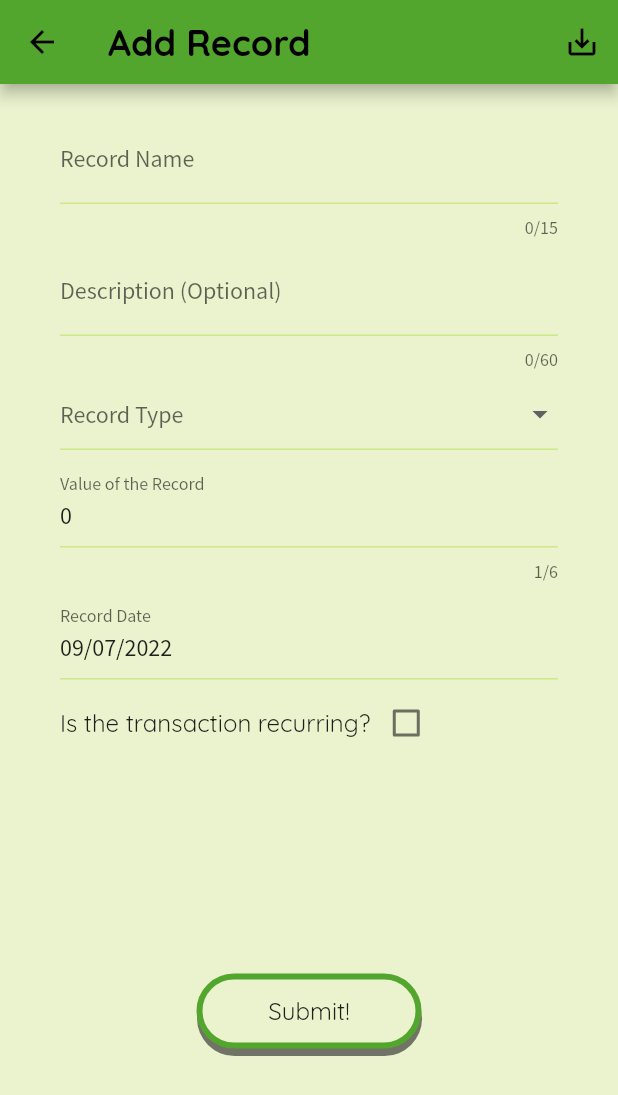
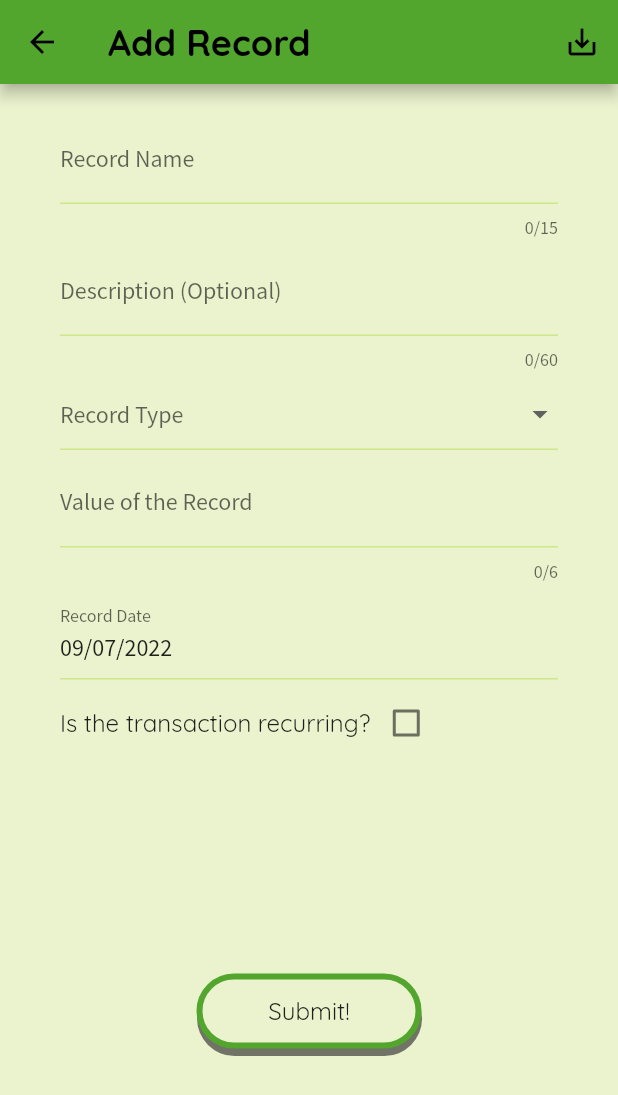
Before and after one commit to MishelV/Cash-Flow-app, a Flutter app: the screen it shows after launch, after a tap on the "add" icon, on a phone screen of 412 x 824 dp. Shown: the top 1095 px of the screen. Run offline on Flutter 3.47's test engine with Material 2 defaults, Android fonts, the phone set to English and light mode, and no system bars; drawn by our look-alikes of date_time_picker; our stand-ins replace hive, hive_flutter, percent_indicator; accounts and stored records are empty.

Commit message:
Adjust home screen layout and refactoring

```diff
--- a/lib/screens/edit_record_screen.dart
+++ b/lib/screens/edit_record_screen.dart
@@ -262,7 +262,7 @@ class _EditRecordScreenState extends State<EditRecordScreen> {
                         height: 5,
                       ),
                       TextFormField(
-                        initialValue: _value.toString(),
+                        initialValue: "",
                         maxLength: 6,
                         validator: (value) {
                           if (value == null || value.isEmpty || value == "0") {
@@ -288,9 +288,7 @@ class _EditRecordScreenState extends State<EditRecordScreen> {
                                   _value = int.parse(value);
                                 }
                                 // ignore: empty_catches
-                                catch (_) {
-                                  _value = -1;
-                                }
+                                catch (_) {}
                               },
                             );
                           }
--- a/lib/screens/home_screen.dart
+++ b/lib/screens/home_screen.dart
@@ -37,9 +37,6 @@ class HomeScreen extends StatelessWidget {
           const Center(
             child: ThisMonthSummary(),
           ),
-          const SizedBox(
-            height: 1,
-          ),
         ],
         mainAxisAlignment: MainAxisAlignment.spaceEvenly,
         crossAxisAlignment: CrossAxisAlignment.center,
--- a/lib/widgets/this_month_summary.dart
+++ b/lib/widgets/this_month_summary.dart
@@ -64,22 +64,8 @@ class _ThisMonthSummaryState extends State<ThisMonthSummary> {
       padding: const EdgeInsets.symmetric(horizontal: 15),
       child: ButtonWrapper(
         inverse: thisMonthSummary.cashFlow < 0,
-        child: TextButton(
-          onPressed: () {
-            Navigator.of(context).pushNamed(
-              SearchRecordScreen.routeName,
-              arguments: const [
-                SearchType.thisMonthSummary,
-              ],
-            );
-          },
-          style: TextButton.styleFrom(
-            shape: RoundedRectangleBorder(
-              borderRadius: BorderRadius.circular(50),
-            ),
-          ),
         child: Container(
-            padding: const EdgeInsets.symmetric(horizontal: 10, vertical: 5),
+          padding: const EdgeInsets.symmetric(horizontal: 20, vertical: 15),
           child: Column(
             mainAxisAlignment: MainAxisAlignment.spaceEvenly,
             children: [
@@ -134,8 +120,7 @@ class _ThisMonthSummaryState extends State<ThisMonthSummary> {
                       "Spent ${(spentPercent * 100).round()}%",
                       style: Theme.of(context).textTheme.headline5,
                     ),
-                      progressColor:
-                          Theme.of(context).colorScheme.inversePrimary,
+                    progressColor: Theme.of(context).colorScheme.inversePrimary,
                     backgroundColor: Theme.of(context).colorScheme.primary,
                   ),
                 ),
@@ -143,7 +128,6 @@ class _ThisMonthSummaryState extends State<ThisMonthSummary> {
           ),
         ),
       ),
-      ),
     );
   }
 }
```
Also changed, not shown: lib/widgets/cash_flow_summary.dart (+3 -19 lines). Lines whose indentation alone changed are shown as unchanged.
